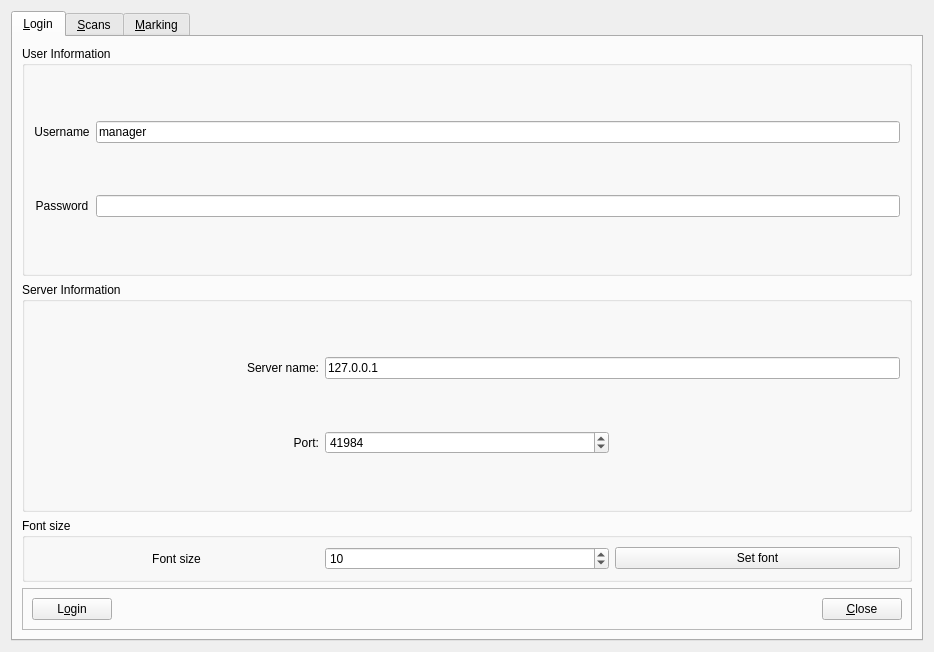
Qt form qtCreatorFiles/ui_iic.ui (plomgrading/plom) before a commit.
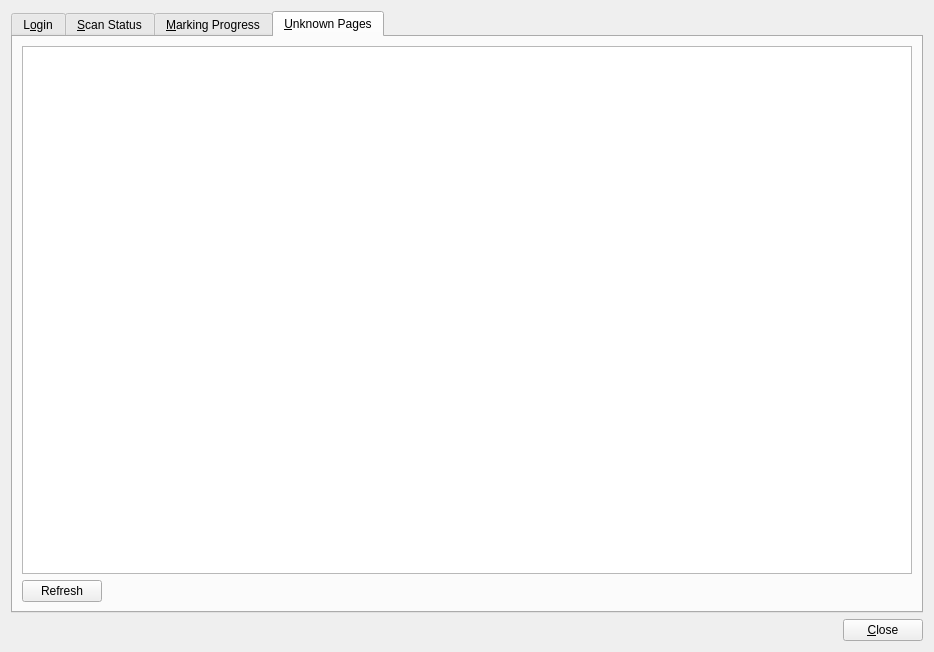
The same form after that commit. The open tabs and pages were chosen to show the change.

Commit message: Started unknown pages tool for manager ap.

```diff
--- a/qtCreatorFiles/ui_iic.ui
+++ b/qtCreatorFiles/ui_iic.ui
@@ -13,8 +13,8 @@
   <property name="windowTitle">
    <string>Overview and Management</string>
   </property>
-  <layout class="QGridLayout" name="gridLayout">
-   <item row="0" column="0">
+  <layout class="QVBoxLayout" name="verticalLayout_7">
+   <item>
     <widget class="QTabWidget" name="tabWidget">
      <property name="enabled">
       <bool>true</bool>
@@ -24,7 +24,7 @@
      </property>
      <widget class="QWidget" name="loginTab">
       <attribute name="title">
-       <string>&amp;Login</string>
+       <string>L&amp;ogin</string>
       </attribute>
       <layout class="QVBoxLayout" name="verticalLayout">
        <item>
@@ -201,18 +201,11 @@
         </widget>
        </item>
        <item>
-        <widget class="QFrame" name="frame">
-         <property name="frameShape">
-          <enum>QFrame::StyledPanel</enum>
-         </property>
-         <property name="frameShadow">
-          <enum>QFrame::Raised</enum>
-         </property>
          <layout class="QHBoxLayout" name="horizontalLayout">
           <item>
            <widget class="QPushButton" name="loginButton">
             <property name="text">
-             <string>L&amp;ogin</string>
+            <string>&amp;Login</string>
             </property>
            </widget>
           </item>
@@ -229,15 +222,7 @@
             </property>
            </spacer>
           </item>
-          <item>
-           <widget class="QPushButton" name="closeButton">
-            <property name="text">
-             <string>&amp;Close</string>
-            </property>
-           </widget>
-          </item>
-         </layout>
-        </widget>
+        </layout>
        </item>
       </layout>
      </widget>
@@ -246,7 +231,7 @@
        <bool>false</bool>
       </property>
       <attribute name="title">
-       <string>&amp;Scans</string>
+       <string>&amp;Scan Status</string>
       </attribute>
       <layout class="QVBoxLayout" name="verticalLayout_2">
        <item>
@@ -370,22 +355,10 @@
        <bool>false</bool>
       </property>
       <attribute name="title">
-       <string>&amp;Marking</string>
+       <string>&amp;Marking Progress</string>
       </attribute>
       <layout class="QVBoxLayout" name="verticalLayout_5">
        <item>
-        <widget class="QGroupBox" name="groupBox_2">
-         <property name="sizePolicy">
-          <sizepolicy hsizetype="Preferred" vsizetype="Preferred">
-           <horstretch>0</horstretch>
-           <verstretch>5</verstretch>
-          </sizepolicy>
-         </property>
-         <property name="title">
-          <string>Marking progress</string>
-         </property>
-         <layout class="QVBoxLayout" name="verticalLayout_6">
-          <item>
            <widget class="QScrollArea" name="scrollArea">
             <property name="widgetResizable">
              <bool>true</bool>
@@ -402,9 +375,6 @@
             </widget>
            </widget>
           </item>
-         </layout>
-        </widget>
-       </item>
        <item>
         <layout class="QHBoxLayout" name="horizontalLayout_4">
          <item>
@@ -431,7 +401,69 @@
        </item>
       </layout>
      </widget>
-    </widget>
+     <widget class="QWidget" name="unknownTab">
+      <attribute name="title">
+       <string>&amp;Unknown Pages</string>
+      </attribute>
+      <layout class="QVBoxLayout" name="verticalLayout_6">
+       <item>
+        <widget class="QListView" name="unknownLV">
+         <property name="viewMode">
+          <enum>QListView::IconMode</enum>
+         </property>
+        </widget>
+       </item>
+       <item>
+        <layout class="QHBoxLayout" name="horizontalLayout_6">
+         <item>
+          <widget class="QPushButton" name="pushButton">
+           <property name="text">
+            <string>Refresh</string>
+           </property>
+          </widget>
+         </item>
+         <item>
+          <spacer name="horizontalSpacer_6">
+           <property name="orientation">
+            <enum>Qt::Horizontal</enum>
+           </property>
+           <property name="sizeHint" stdset="0">
+            <size>
+             <width>40</width>
+             <height>20</height>
+            </size>
+           </property>
+          </spacer>
+         </item>
+        </layout>
+       </item>
+      </layout>
+     </widget>
+    </widget>
+   </item>
+   <item>
+    <layout class="QHBoxLayout" name="horizontalLayout_5">
+     <item>
+      <spacer name="horizontalSpacer_5">
+       <property name="orientation">
+        <enum>Qt::Horizontal</enum>
+       </property>
+       <property name="sizeHint" stdset="0">
+        <size>
+         <width>40</width>
+         <height>20</height>
+        </size>
+       </property>
+      </spacer>
+     </item>
+     <item>
+      <widget class="QPushButton" name="closeButton">
+       <property name="text">
+        <string>&amp;Close</string>
+       </property>
+      </widget>
+     </item>
+    </layout>
    </item>
   </layout>
  </widget>
```
Left out of the diff: 28 changed lines with no effect on the pictures. Lines whose indentation alone changed are shown as unchanged. The commit also changes 8 other files.
